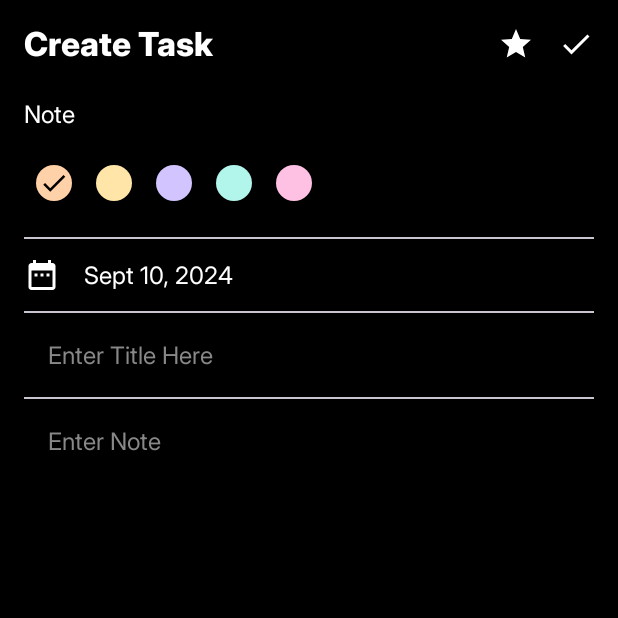
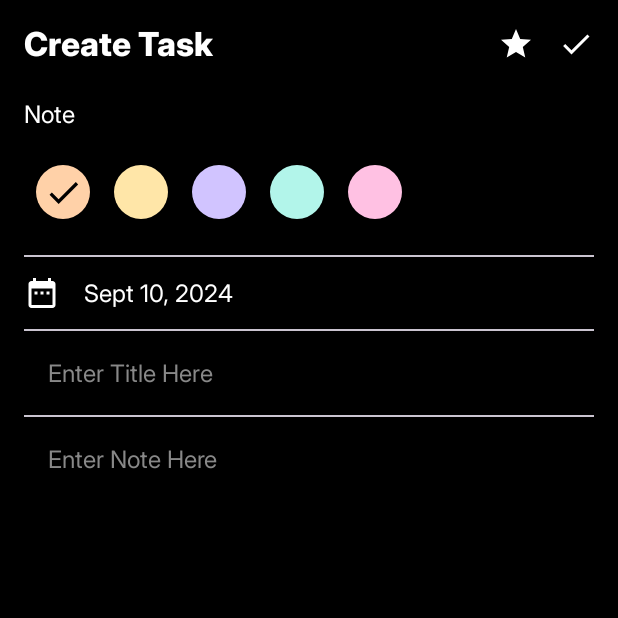
Before and after one commit to manthanpithadia/Donezo, an Android app built with Jetpack Compose: the EditTaskActivity screen opened directly, with no data from a screen before it, on a phone screen of 412 x 824 dp, the top half of it. Run offline under Robolectric (Android 15) with nearby library versions, the phone set to English and light mode, and no system bars; our stand-ins replace accompanist.

```diff
--- a/app/src/main/java/com/example/donezo/ui/activities/EditTask.kt
+++ b/app/src/main/java/com/example/donezo/ui/activities/EditTask.kt
@@ -1,8 +1,17 @@
 package com.example.donezo.ui.activities
 
+import android.os.Build
 import android.os.Bundle
+import androidx.compose.foundation.layout.fillMaxSize
+import androidx.compose.material3.TextFieldDefaults
+import androidx.compose.runtime.Composable
+import androidx.compose.runtime.mutableStateOf
+import androidx.compose.runtime.remember
+import androidx.compose.ui.unit.sp
+
 import androidx.activity.ComponentActivity
 import androidx.activity.compose.setContent
+import androidx.annotation.RequiresApi
 import androidx.compose.foundation.background
 import androidx.compose.foundation.clickable
 import androidx.compose.foundation.layout.*
@@ -23,10 +32,15 @@ import androidx.compose.ui.unit.dp
 import androidx.compose.ui.unit.sp
 import androidx.compose.ui.tooling.preview.Preview
 import com.example.donezo.setStatusBarColor
+import com.example.donezo.ui.theme.Black
 import com.example.donezo.ui.theme.Black_BG
 import com.example.donezo.ui.theme.DonezoTheme
+import java.time.LocalDate
+import java.time.format.DateTimeFormatter
+import java.time.format.TextStyle
 
 class EditTaskActivity : ComponentActivity() {
+    @RequiresApi(Build.VERSION_CODES.O)
     override fun onCreate(savedInstanceState: Bundle?) {
         super.onCreate(savedInstanceState)
         setContent {
@@ -38,12 +52,60 @@ class EditTaskActivity : ComponentActivity() {
     }
 }
 
+@RequiresApi(Build.VERSION_CODES.O)
 @OptIn(ExperimentalMaterial3Api::class)
 @Composable
 fun CreateTaskScreen() {
     var selectedColor by remember { mutableStateOf(Color(0xFFFFD1A8)) }
     var title by remember { mutableStateOf(TextFieldValue("")) }
     var note by remember { mutableStateOf(TextFieldValue("")) }
+
+    // Date Picker Logic
+    // State to hold the selected date
+    var selectedDate by remember { mutableStateOf(LocalDate.now()) }
+    val datePickerState =
+        rememberDatePickerState(initialSelectedDateMillis = selectedDate.toEpochDay() * 24 * 60 * 60 * 1000)
+    var showDatePicker by remember { mutableStateOf(false) }
+
+    // Formatter to display the date
+    val dateFormatter = DateTimeFormatter.ofPattern("MMM dd, yyyy")
+    // Dark theme colors
+    val darkColors = darkColorScheme(
+        primary = Color(0xFFBB86FC),
+        onPrimary = Color.Black,
+        secondary = Color(0xFFFFC1E3),
+        onSecondary = Color.Black,
+        background = Color(0xFF121212),
+        surface = Color(0xFF121212),
+        onSurface = Color.White
+    )
+
+    // Date Picker Dialog
+    if (showDatePicker) {
+        MaterialTheme(colorScheme = darkColors) { // Applying dark theme
+            DatePickerDialog(
+                onDismissRequest = { showDatePicker = false },
+                confirmButton = {
+                    TextButton(onClick = {
+                        selectedDate = LocalDate.ofEpochDay(datePickerState.selectedDateMillis!! / (24 * 60 * 60 * 1000))
+                        showDatePicker = false
+                    }) {
+                        Text("OK", color = Color.White)
+                    }
+                },
+                dismissButton = {
+                    TextButton(onClick = { showDatePicker = false }) {
+                        Text("Cancel", color = Color.White)
+                    }
+                }
+            ) {
+                DatePicker(
+                    state = datePickerState,
+                    colors = DatePickerDefaults.colors()
+                )
+            }
+        }
+        }
 
     Column(
         modifier = Modifier
@@ -67,14 +129,18 @@ fun CreateTaskScreen() {
                     imageVector = Icons.Default.Star,
                     contentDescription = "Favorite",
                     tint = Color.White,
-                    modifier = Modifier.size(24.dp)
+                    modifier = Modifier.size(24.dp).clickable {
+                        // on Star Click
+                    }
                 )
                 Spacer(modifier = Modifier.width(16.dp))
                 Icon(
                     imageVector = Icons.Default.Check,
                     contentDescription = "Save",
                     tint = Color.White,
-                    modifier = Modifier.size(24.dp)
+                    modifier = Modifier.size(24.dp).clickable {
+                        // on Save Click
+                    }
                 )
             }
         }
@@ -97,7 +163,7 @@ fun CreateTaskScreen() {
             colors.forEach { color ->
                 Box(
                     modifier = Modifier
-                        .size(40.dp)
+                        .size(52.dp)
                         .padding(8.dp)
                         .clip(CircleShape)
                         .background(color)
@@ -111,7 +177,7 @@ fun CreateTaskScreen() {
                             imageVector = Icons.Default.Check,
                             contentDescription = "Selected Color",
                             tint = Color.Black,
-                            modifier = Modifier.size(20.dp)
+                            modifier = Modifier.size(26.dp)
                         )
                     }
                 }
@@ -126,7 +192,11 @@ fun CreateTaskScreen() {
             modifier = Modifier
                 .fillMaxWidth()
                 .background(Color.Transparent, RoundedCornerShape(8.dp))
-                .padding(vertical = 12.dp),
+                .padding(vertical = 12.dp)
+                .clickable {
+                    //TODO: Implement date picker
+                    showDatePicker = true
+                },
             verticalAlignment = Alignment.CenterVertically
         ) {
             Icon(
@@ -162,13 +232,13 @@ fun CreateTaskScreen() {
 
         Divider()
 
+        var noteText by remember { mutableStateOf(TextFieldValue()) }
+
         TextField(
-            value = note,
-            onValueChange = { note = it },
-            label = { Text(text = "Enter Note", color = Color.Gray) },
-            modifier = Modifier
-                .fillMaxWidth()
-                .height(150.dp), // Adjust height for multiline display
+            value = noteText,
+            onValueChange = { noteText = it },
+            label = { Text(text = "Enter Note Here", color = Color.Gray) },
+            modifier = Modifier.fillMaxWidth(),
             colors = TextFieldDefaults.textFieldColors(
                 containerColor = Color.Transparent,
                 focusedTextColor = Color.White,
@@ -176,15 +246,23 @@ fun CreateTaskScreen() {
                 focusedIndicatorColor = Color.Transparent,
                 unfocusedIndicatorColor = Color.Transparent
             ),
-            maxLines = 5, // Set this to control the maximum number of lines
-            singleLine = false // Ensures that the TextField allows multiline input
+            textStyle = androidx.compose.ui.text.TextStyle(
+                fontSize = 20.sp,
+                color = Color.White
+            )
         )
+
+
 
     }
 }
 
+
+
+@RequiresApi(Build.VERSION_CODES.O)
 @Preview(showBackground = true)
 @Composable
 fun CreateTaskScreenPreview() {
     CreateTaskScreen()
+
 }
```
Also changed, not shown: app/src/main/java/com/example/donezo/data/NoteDao.kt (added, +27 -0 lines), app/src/main/java/com/example/donezo/data/database/NoteDatabase.kt (added, +18 -0 lines), app/src/main/java/com/example/donezo/data/model/Note.kt (+10 -5 lines).
